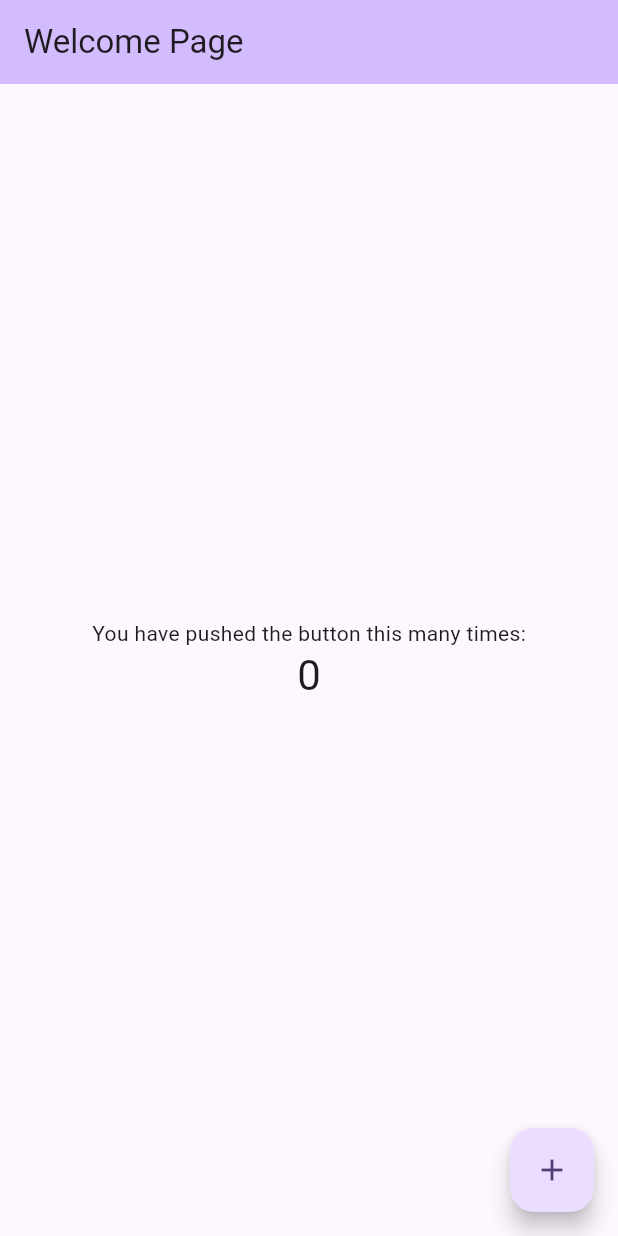
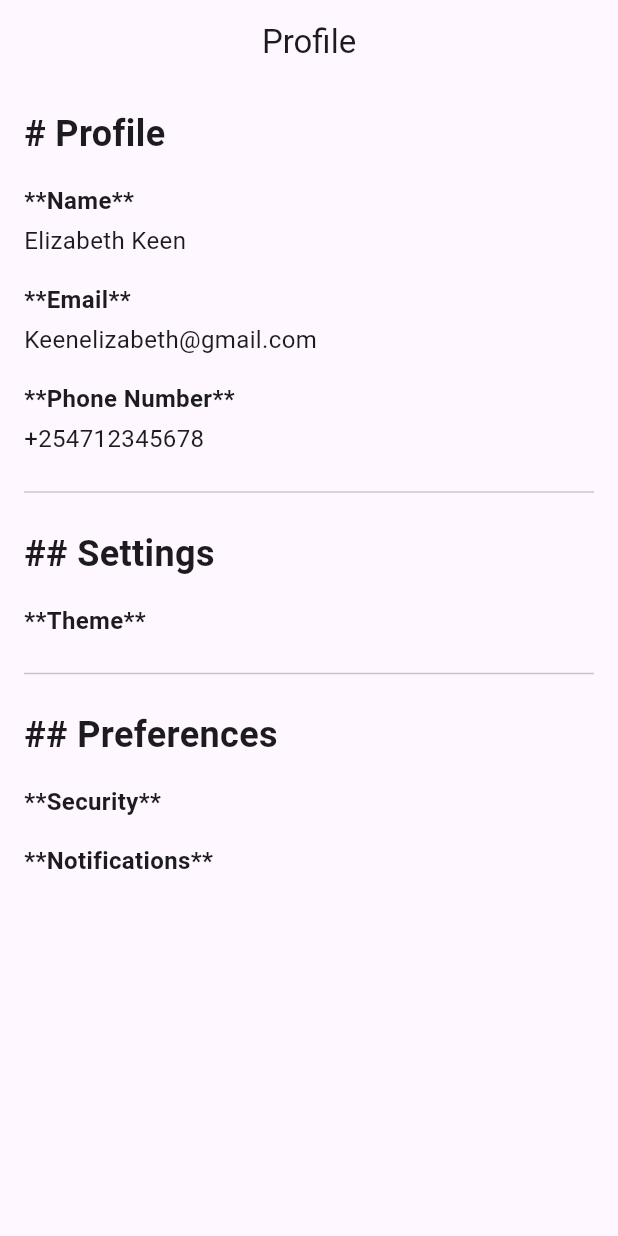
Before and after one commit to Latasha-cgm/sniper, a Flutter app: the screen it shows after launch, on a phone screen of 412 x 824 dp. Run offline on Flutter 3.47's test engine with Material 3 defaults, Android fonts, the light colour scheme and no system bars.

```diff
--- a/lib/main.dart
+++ b/lib/main.dart
@@ -7,116 +7,148 @@ void main() {
 class MyApp extends StatelessWidget {
   const MyApp({super.key});
 
-  // This widget is the root of your application.
   @override
   Widget build(BuildContext context) {
     return MaterialApp(
-      title: 'Scam Sniper',
+      title: 'Profile Page',
       theme: ThemeData(
-        // This is the theme of your application.
-        //
-        // TRY THIS: Try running your application with "flutter run". You'll see
-        // the application has a purple toolbar. Then, without quitting the app,
-        // try changing the seedColor in the colorScheme below to Colors.green
-        // and then invoke "hot reload" (save your changes or press the "hot
-        // reload" button in a Flutter-supported IDE, or press "r" if you used
-        // the command line to start the app).
-        //
-        // Notice that the counter didn't reset back to zero; the application
-        // state is not lost during the reload. To reset the state, use hot
-        // restart instead.
-        //
-        // This works for code too, not just values: Most code changes can be
-        // tested with just a hot reload.
-        colorScheme: ColorScheme.fromSeed(seedColor: Colors.deepPurple),
-      ),
-      home: const MyHomePage(title: 'Welcome Page'),
+  primarySwatch: Colors.blue,  // This is a MaterialColor
+),
+      home: const ProfilePage(),
     );
   }
 }
 
-class MyHomePage extends StatefulWidget {
-  const MyHomePage({super.key, required this.title});
-
-  // This widget is the home page of your application. It is stateful, meaning
-  // that it has a State object (defined below) that contains fields that affect
-  // how it looks.
-
-  // This class is the configuration for the state. It holds the values (in this
-  // case the title) provided by the parent (in this case the App widget) and
-  // used by the build method of the State. Fields in a Widget subclass are
-  // always marked "final".
-
-  final String title;
-
-  @override
-  State<MyHomePage> createState() => _MyHomePageState();
-}
-
-class _MyHomePageState extends State<MyHomePage> {
-  int _counter = 0;
-
-  void _incrementCounter() {
-    setState(() {
-      // This call to setState tells the Flutter framework that something has
-      // changed in this State, which causes it to rerun the build method below
-      // so that the display can reflect the updated values. If we changed
-      // _counter without calling setState(), then the build method would not be
-      // called again, and so nothing would appear to happen.
-      _counter++;
-    });
-  }
+class ProfilePage extends StatelessWidget {
+  const ProfilePage({super.key});
 
   @override
   Widget build(BuildContext context) {
-    // This method is rerun every time setState is called, for instance as done
-    // by the _incrementCounter method above.
-    //
-    // The Flutter framework has been optimized to make rerunning build methods
-    // fast, so that you can just rebuild anything that needs updating rather
-    // than having to individually change instances of widgets.
     return Scaffold(
       appBar: AppBar(
-        // TRY THIS: Try changing the color here to a specific color (to
-        // Colors.amber, perhaps?) and trigger a hot reload to see the AppBar
-        // change color while the other colors stay the same.
-        backgroundColor: Theme.of(context).colorScheme.inversePrimary,
-        // Here we take the value from the MyHomePage object that was created by
-        // the App.build method, and use it to set our appbar title.
-        title: Text(widget.title),
+        title: const Text('Profile'),
+        centerTitle: true,
       ),
-      body: Center(
-        // Center is a layout widget. It takes a single child and positions it
-        // in the middle of the parent.
+      body: SingleChildScrollView(
+        padding: const EdgeInsets.all(16.0),
         child: Column(
-          // Column is also a layout widget. It takes a list of children and
-          // arranges them vertically. By default, it sizes itself to fit its
-          // children horizontally, and tries to be as tall as its parent.
-          //
-          // Column has various properties to control how it sizes itself and
-          // how it positions its children. Here we use mainAxisAlignment to
-          // center the children vertically; the main axis here is the vertical
-          // axis because Columns are vertical (the cross axis would be
-          // horizontal).
-          //
-          // TRY THIS: Invoke "debug painting" (choose the "Toggle Debug Paint"
-          // action in the IDE, or press "p" in the console), to see the
-          // wireframe for each widget.
-          mainAxisAlignment: MainAxisAlignment.center,
-          children: <Widget>[
-            const Text('You have pushed the button this many times:'),
-            Text(
-              '$_counter',
-              style: Theme.of(context).textTheme.headlineMedium,
+          crossAxisAlignment: CrossAxisAlignment.start,
+          children: [
+            // Profile Section
+            const Text(
+              '# Profile',
+              style: TextStyle(
+                fontSize: 24,
+                fontWeight: FontWeight.bold,
+              ),
             ),
+            const SizedBox(height: 16),
+
+            // Name
+            const Text(
+              '**Name**',
+              style: TextStyle(
+                fontSize: 16,
+                fontWeight: FontWeight.bold,
+              ),
+            ),
+            const SizedBox(height: 4),
+            const Text(
+              'Elizabeth Keen',
+              style: TextStyle(fontSize: 16),
+            ),
+            const SizedBox(height: 16),
+
+            // Email
+            const Text(
+              '**Email**',
+              style: TextStyle(
+                fontSize: 16,
+                fontWeight: FontWeight.bold,
+              ),
+            ),
+            const SizedBox(height: 4),
+            const Text(
+              'Keenelizabeth@gmail.com',
+              style: TextStyle(fontSize: 16),
+            ),
+            const SizedBox(height: 16),
+
+            // Phone Number
+            const Text(
+              '**Phone Number**',
+              style: TextStyle(
+                fontSize: 16,
+                fontWeight: FontWeight.bold,
+              ),
+            ),
+            const SizedBox(height: 4),
+            const Text(
+              '+254712345678',
+              style: TextStyle(fontSize:16),
+            ),
+            const SizedBox(height: 16),
+
+            // Divider
+            const Divider(thickness: 1),
+            const SizedBox(height: 16),
+
+            // Settings Section
+            const Text(
+              '## Settings',
+              style: TextStyle(
+                fontSize: 24,
+                fontWeight: FontWeight.bold,
+              ),
+            ),
+            const SizedBox(height: 16),
+
+            // Theme
+            const Text(
+              '**Theme**',
+              style: TextStyle(
+                fontSize: 16,
+                fontWeight: FontWeight.bold,
+              ),
+            ),
+            const SizedBox(height: 16),
+
+            // Divider
+            const Divider(thickness: 1),
+            const SizedBox(height: 16),
+
+            // Preferences Section
+            const Text(
+              '## Preferences',
+              style: TextStyle(
+                fontSize: 24,
+                fontWeight: FontWeight.bold,
+              ),
+            ),
+            const SizedBox(height: 16),
+
+            // Security
+            const Text(
+              '**Security**',
+              style: TextStyle(
+                fontSize: 16,
+                fontWeight: FontWeight.bold,
+              ),
+            ),
+            const SizedBox(height: 16),
+
+            // Notifications
+            const Text(
+              '**Notifications**',
+              style: TextStyle(
+                fontSize: 16,
+                fontWeight: FontWeight.bold,
+              ),
+            ),
+            const SizedBox(height: 16),
           ],
         ),
       ),
-      floatingActionButton: FloatingActionButton(
-        onPressed: _incrementCounter,
-        tooltip: 'Increment',
-        child: const Icon(Icons.add),
-      ), // This trailing comma makes auto-formatting nicer for build methods.
     );
   }
 }
```
Also changed, not shown: 2 other files.
